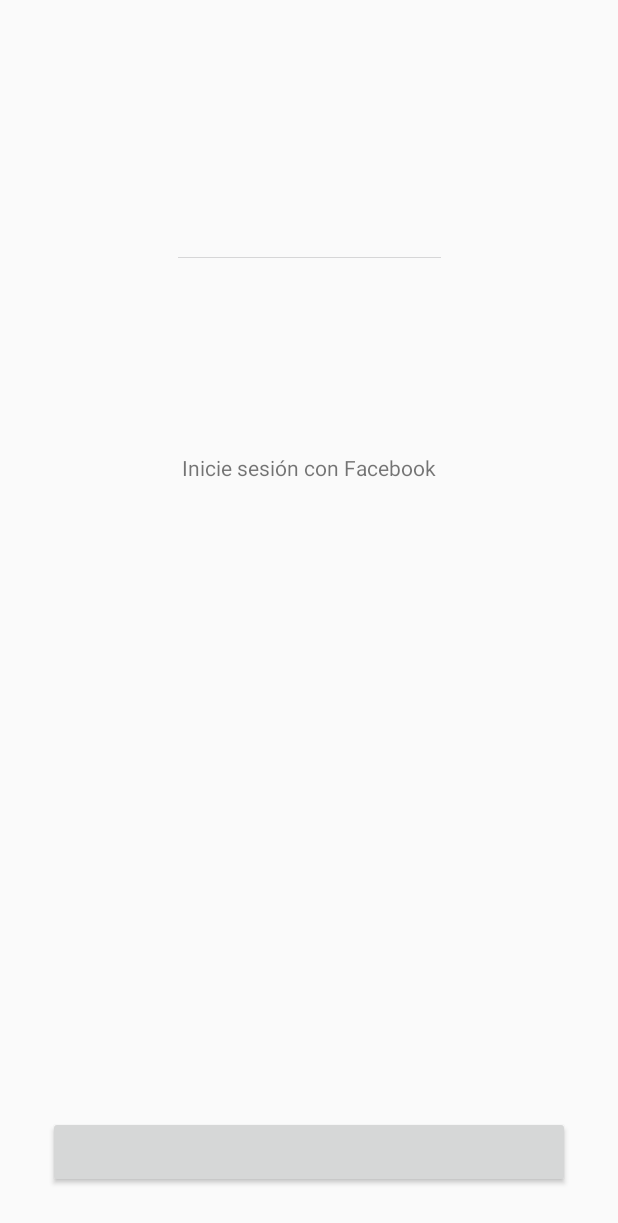
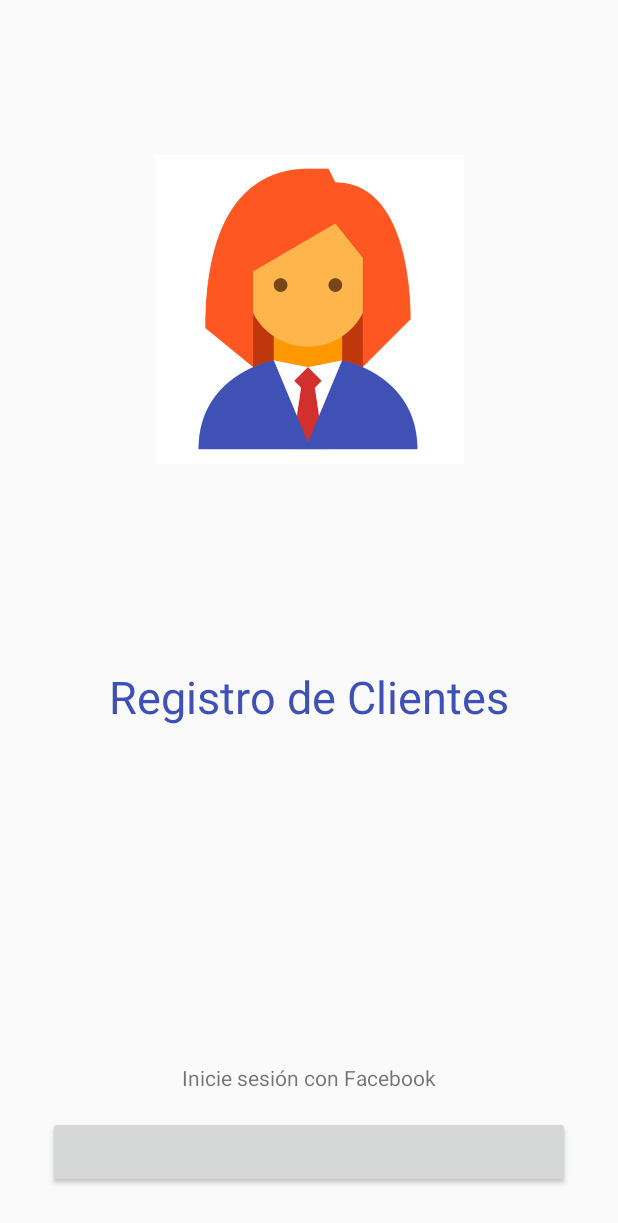
Before and after one commit to thezuliano/testFirebase, an Android app: the layout activity_main.xml on its own in the app's theme, with its tools: preview values and no code run, on a phone screen of 412 x 824 dp. Shown: the top 1223 px of the screen. Run offline under Robolectric (Android 15) with nearby library versions, the phone set to English and light mode, and no system bars; plain views replace LoginButton.

Commit message:
Cambio de Imagen de splash y remoción de actionbar + actividad nueva

```diff
--- a/app/src/main/AndroidManifest.xml
+++ b/app/src/main/AndroidManifest.xml
@@ -13,8 +13,10 @@
         android:supportsRtl="true"
         android:theme="@style/AppTheme"
         tools:ignore="GoogleAppIndexingWarning">
-        <activity android:name=".Form"></activity>
-        <activity android:name=".MainActivity">
+        <activity android:name=".ListClients"></activity>
+        <activity android:name=".Form" />
+        <activity android:name=".MainActivity"
+            android:theme="@style/Theme.AppCompat.Light.NoActionBar">
             <intent-filter>
                 <action android:name="android.intent.action.MAIN" />
 
--- a/app/src/main/java/app/jw/testjw/MainActivity.java
+++ b/app/src/main/java/app/jw/testjw/MainActivity.java
@@ -43,7 +43,6 @@
         loginButton.registerCallback(callbackManager, new FacebookCallback<LoginResult>() {
             @Override
             public void onSuccess(LoginResult loginResult) {
-
                 handleFacebookAccesToken(loginResult.getAccessToken());
             }
 
--- a/app/src/main/res/layout/activity_main.xml
+++ b/app/src/main/res/layout/activity_main.xml
@@ -87,9 +87,23 @@
         android:layout_width="wrap_content"
         android:layout_height="wrap_content"
         android:layout_marginStart="32dp"
-        android:layout_marginTop="130dp"
         android:layout_marginEnd="32dp"
+        android:layout_marginBottom="16dp"
         android:text="Inicie sesión con Facebook"
+        app:layout_constraintBottom_toTopOf="@+id/login_button"
+        app:layout_constraintEnd_toEndOf="parent"
+        app:layout_constraintStart_toStartOf="parent" />
+
+    <TextView
+        android:id="@+id/textView3"
+        android:layout_width="wrap_content"
+        android:layout_height="wrap_content"
+        android:layout_marginStart="32dp"
+        android:layout_marginTop="32dp"
+        android:layout_marginEnd="32dp"
+        android:text="Registro de Clientes"
+        android:textColor="#3F51B5"
+        android:textSize="30sp"
         app:layout_constraintEnd_toEndOf="parent"
         app:layout_constraintStart_toStartOf="parent"
         app:layout_constraintTop_toBottomOf="@+id/imageView3" />
@@ -107,15 +121,18 @@
 
     <ImageView
         android:id="@+id/imageView3"
-        android:layout_width="175dp"
+        android:layout_width="0dp"
         android:layout_height="0dp"
-        android:layout_marginStart="32dp"
-        android:layout_marginTop="171dp"
-        android:layout_marginEnd="32dp"
+        android:scaleType="centerInside"
+        android:scaleX="0.5"
+        android:scaleY="0.5"
+        android:src="@drawable/testjwlogin"
         android:visibility="visible"
+        app:layout_constraintDimensionRatio="w,1:1"
         app:layout_constraintEnd_toEndOf="parent"
         app:layout_constraintStart_toStartOf="parent"
-        app:layout_constraintTop_toTopOf="parent"
-        tools:srcCompat="@tools:sample/avatars[2]" />
+        app:layout_constraintTop_toTopOf="parent" />
+        <!--tools:srcCompat="@tools:sample/avatars[2]" />-->
+
 
 </android.support.constraint.ConstraintLayout>
```
Also changed, not shown: app/src/main/java/app/jw/testjw/ListClients.java (added, +13 -0 lines), app/src/main/res/layout/activity_list_clients.xml (added, +9 -0 lines), app/src/main/res/drawable/testjwlogin.png (added).
